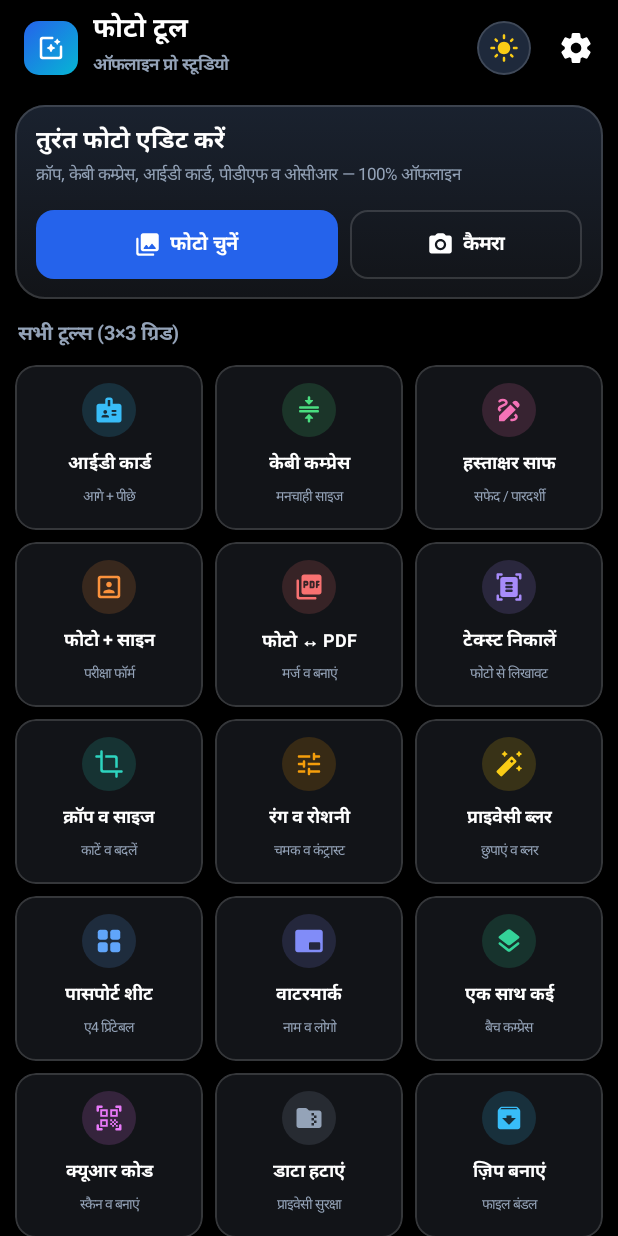
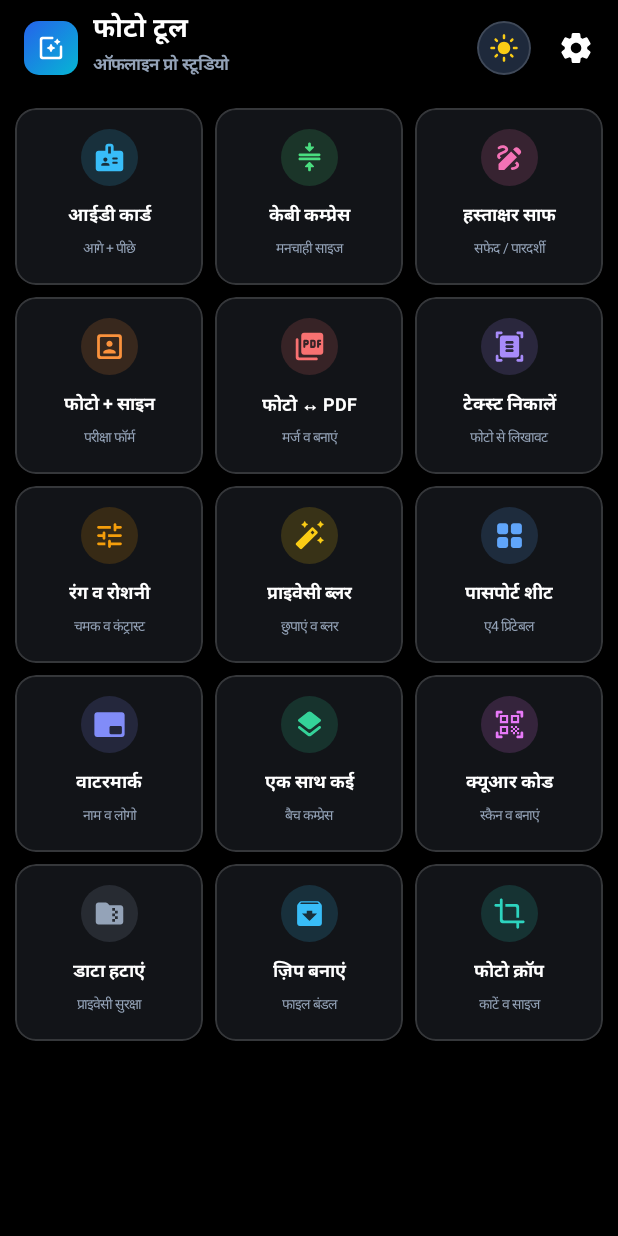
Before and after one commit to revantram/photo-tool, an Android app built with Jetpack Compose: the screen it shows after launch (MainActivity), on a phone screen of 412 x 824 dp. Run offline under Robolectric (Android 15) with nearby library versions, the phone set to English and light mode, and no system bars.

Commit message:
Remove hero camera banner from home screen and move Photo Crop tool to the bottom

```diff
--- a/app/src/main/java/com/rvbhati/phototool/ui/home/PhotoToolHomeScreen.kt
+++ b/app/src/main/java/com/rvbhati/phototool/ui/home/PhotoToolHomeScreen.kt
@@ -6,7 +6,6 @@ import androidx.compose.foundation.border
 import androidx.compose.foundation.clickable
 import androidx.compose.foundation.layout.*
 import androidx.compose.foundation.lazy.grid.GridCells
-import androidx.compose.foundation.lazy.grid.GridItemSpan
 import androidx.compose.foundation.lazy.grid.LazyVerticalGrid
 import androidx.compose.foundation.lazy.grid.items
 import androidx.compose.foundation.shape.CircleShape
@@ -53,6 +52,7 @@ fun PhotoToolHomeScreen(
     val textPrimary = if (isDark) Color.White else Color(0xFF0F172A)
     val textSecondary = if (isDark) Color(0xFF94A3B8) else Color(0xFF64748B)
 
+    // Crop & Resize placed at the end (last) as requested
     val quickTools = listOf(
         QuickToolItem("id_merger", "आईडी कार्ड", "ID Merger", "आगे + पीछे", "Front + Back", Icons.Rounded.Badge, Color(0xFF38BDF8)),
         QuickToolItem("kb_compress", "केबी कम्प्रेस", "KB Compress", "मनचाही साइज", "Exact Target", Icons.Rounded.Compress, Color(0xFF4ADE80)),
@@ -60,7 +60,6 @@ fun PhotoToolHomeScreen(
         QuickToolItem("photo_sign", "फोटो + साइन", "Photo + Sign", "परीक्षा फॉर्म", "Exam Joiner", Icons.Rounded.Portrait, Color(0xFFFB923C)),
         QuickToolItem("img_to_pdf", "फोटो ↔ PDF", "Image ↔ PDF", "मर्ज व बनाएं", "Merge & Read", Icons.Rounded.PictureAsPdf, Color(0xFFF87171)),
         QuickToolItem("ocr_text", "टेक्स्ट निकालें", "OCR Extract", "फोटो से लिखावट", "Hindi & Eng", Icons.Rounded.DocumentScanner, Color(0xFFA78BFA)),
-        QuickToolItem("crop_resize", "क्रॉप व साइज", "Crop & Resize", "काटें व बदलें", "Px & Ratios", Icons.Rounded.Crop, Color(0xFF2DD4BF)),
         QuickToolItem("adjust_filters", "रंग व रोशनी", "Color & Light", "चमक व कंट्रास्ट", "Adjust Tone", Icons.Rounded.Tune, Color(0xFFF59E0B)),
         QuickToolItem("bg_remove", "प्राइवेसी ब्लर", "Privacy Blur", "छुपाएं व ब्लर", "Blur & Hide", Icons.Rounded.AutoFixHigh, Color(0xFFFACC15)),
         QuickToolItem("passport_a4", "पासपोर्ट शीट", "Passport A4", "ए4 प्रिंटेबल", "A4 / 4x6 Copies", Icons.Rounded.GridView, Color(0xFF60A5FA)),
@@ -68,7 +67,8 @@ fun PhotoToolHomeScreen(
         QuickToolItem("batch_edit", "एक साथ कई", "Batch Edit", "बैच कम्प्रेस", "Multi-Photo", Icons.Rounded.Layers, Color(0xFF34D399)),
         QuickToolItem("qr_tool", "क्यूआर कोड", "QR Tool", "स्कैन व बनाएं", "Scan & Make", Icons.Rounded.QrCodeScanner, Color(0xFFE879F9)),
         QuickToolItem("exif_zip", "डाटा हटाएं", "EXIF Clean", "प्राइवेसी सुरक्षा", "Strip Exif", Icons.Rounded.FolderZip, Color(0xFF94A3B8)),
-        QuickToolItem("zip_pack", "ज़िप बनाएं", "ZIP Creator", "फाइल बंडल", "Pack Photos", Icons.Rounded.Archive, Color(0xFF38BDF8))
+        QuickToolItem("zip_pack", "ज़िप बनाएं", "ZIP Creator", "फाइल बंडल", "Pack Photos", Icons.Rounded.Archive, Color(0xFF38BDF8)),
+        QuickToolItem("crop_resize", "फोटो क्रॉप", "Photo Crop", "काटें व साइज", "Crop & Resize", Icons.Rounded.Crop, Color(0xFF2DD4BF))
     )
 
     Scaffold(
@@ -152,7 +152,7 @@ fun PhotoToolHomeScreen(
         LazyVerticalGrid(
             columns = GridCells.Fixed(3), // 3x3 layout
             contentPadding = PaddingValues(
-                top = innerPadding.calculateTopPadding() + 6.dp,
+                top = innerPadding.calculateTopPadding() + 8.dp,
                 bottom = 24.dp,
                 start = 10.dp,
                 end = 10.dp
@@ -161,88 +161,7 @@ fun PhotoToolHomeScreen(
             verticalArrangement = Arrangement.spacedBy(8.dp),
             modifier = Modifier.fillMaxSize()
         ) {
-            // Hero Banner: Select Photo & Camera
-            item(span = { GridItemSpan(3) }) {
-                Surface(
-                    shape = RoundedCornerShape(20.dp),
-                    color = cardColor,
-                    border = BorderStroke(1.dp, borderColor),
-                    modifier = Modifier.fillMaxWidth()
-                ) {
-                    Column(
-                        modifier = Modifier
-                            .background(
-                                Brush.verticalGradient(
-                                    listOf(
-                                        if (isDark) Color(0xFF1E293B).copy(alpha = 0.65f) else Color(0xFFE2E8F0).copy(alpha = 0.6f),
-                                        cardColor
-                                    )
-                                )
-                            )
-                            .padding(14.dp)
-                    ) {
-                        Text(
-                            text = AppState.t("तुरंत फोटो एडिट करें", "Start Editing Instantly"),
-                            fontSize = 16.sp,
-                            fontWeight = FontWeight.Bold,
-                            color = textPrimary
-                        )
-                        Text(
-                            text = AppState.t("क्रॉप, केबी कम्प्रेस, आईडी कार्ड, पीडीएफ व ओसीआर — 100% ऑफलाइन", "Crop, Compress KB, ID Merge, PDF & OCR — 100% Offline"),
-                            fontSize = 11.sp,
-                            color = textSecondary,
-                            modifier = Modifier.padding(top = 2.dp, bottom = 12.dp)
-                        )
-                        Row(
-                            horizontalArrangement = Arrangement.spacedBy(8.dp),
-                            modifier = Modifier.fillMaxWidth()
-                        ) {
-                            Button(
-                                onClick = onSelectGallery,
-                                shape = RoundedCornerShape(12.dp),
-                                colors = ButtonDefaults.buttonColors(
-                                    containerColor = Color(0xFF2563EB)
-                                ),
-                                modifier = Modifier
-                                    .weight(1.3f)
-                                    .height(46.dp)
-                            ) {
-                                Icon(Icons.Rounded.PhotoLibrary, contentDescription = null, modifier = Modifier.size(18.dp))
-                                Spacer(modifier = Modifier.width(6.dp))
-                                Text(AppState.t("फोटो चुनें", "Select Photo"), fontWeight = FontWeight.Bold, fontSize = 13.sp)
-                            }
-                            OutlinedButton(
-                                onClick = onOpenCamera,
-                                shape = RoundedCornerShape(12.dp),
-                                border = BorderStroke(1.dp, borderColor),
-                                colors = ButtonDefaults.outlinedButtonColors(
-                                    contentColor = textPrimary
-                                ),
-                                modifier = Modifier
-                                    .weight(1f)
-                                    .height(46.dp)
-                            ) {
-                                Icon(Icons.Rounded.CameraAlt, contentDescription = null, modifier = Modifier.size(18.dp))
-                                Spacer(modifier = Modifier.width(6.dp))
-                                Text(AppState.t("कैमरा", "Camera"), fontWeight = FontWeight.SemiBold, fontSize = 13.sp)
-                            }
-                        }
-                    }
-                }
-            }
-
-            // Section Title
-            item(span = { GridItemSpan(3) }) {
-                Text(
-                    text = AppState.t("सभी टूल्स (3×3 ग्रिड)", "All Utility Tools"),
-                    fontSize = 13.sp,
-                    fontWeight = FontWeight.Bold,
-                    color = textSecondary,
-                    modifier = Modifier.padding(top = 6.dp, start = 2.dp, bottom = 2.dp)
-                )
-            }
-
-            // 3x3 Grid Tool Cards
+            // 3x3 Grid Tool Cards (Photo & Camera banner removed completely)
             items(quickTools) { tool ->
                 Surface(
                     shape = RoundedCornerShape(14.dp),
@@ -254,12 +173,12 @@ fun PhotoToolHomeScreen(
                         .clickable { onToolClick(tool.id) }
                 ) {
                     Column(
-                        modifier = Modifier.padding(vertical = 12.dp, horizontal = 6.dp),
+                        modifier = Modifier.padding(vertical = 14.dp, horizontal = 6.dp),
                         horizontalAlignment = Alignment.CenterHorizontally
                     ) {
                         Box(
                             modifier = Modifier
-                                .size(36.dp)
+                                .size(38.dp)
                                 .clip(CircleShape)
                                 .background(tool.accentColor.copy(alpha = 0.16f)),
                             contentAlignment = Alignment.Center
@@ -268,10 +187,10 @@ fun PhotoToolHomeScreen(
                                 imageVector = tool.icon,
                                 contentDescription = tool.titleHindi,
                                 tint = tool.accentColor,
-                                modifier = Modifier.size(20.dp)
+                                modifier = Modifier.size(22.dp)
                             )
                         }
-                        Spacer(modifier = Modifier.height(8.dp))
+                        Spacer(modifier = Modifier.height(10.dp))
                         Text(
                             text = if (AppState.isHindi) tool.titleHindi else tool.titleEnglish,
                             fontSize = 12.sp,
```
